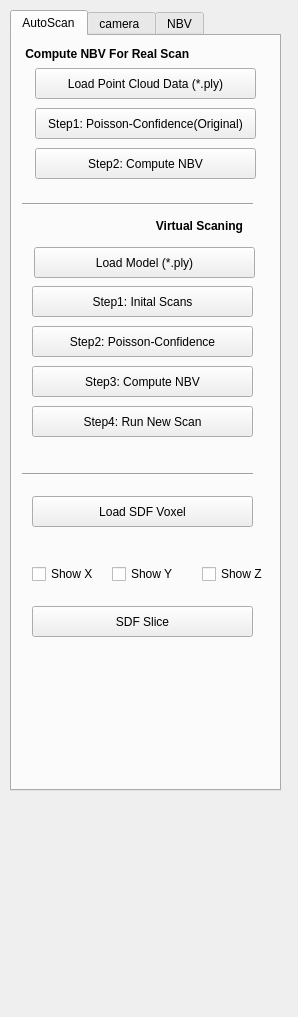
This is Currently-Using-Quality-Driven-Poisson-Guided-Autoscanning/Point Cloud/UI/camera_para.ui in sunwaylive/proactive-learning-on-scenes as Qt 5 draws it before an edit. The edited form follows.
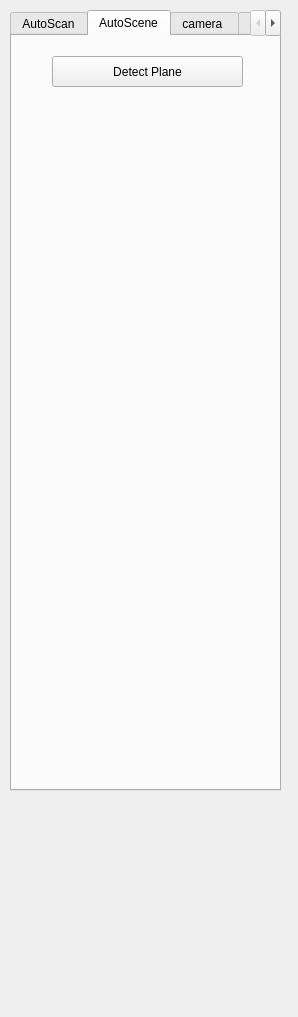
This is the edited form.

```diff
--- a/Currently-Using-Quality-Driven-Poisson-Guided-Autoscanning/Point Cloud/UI/camera_para.ui
+++ b/Currently-Using-Quality-Driven-Poisson-Guided-Autoscanning/Point Cloud/UI/camera_para.ui
@@ -26,7 +26,7 @@
     </rect>
    </property>
    <property name="currentIndex">
-    <number>0</number>
+    <number>1</number>
    </property>
    <widget class="QWidget" name="tab_3">
     <attribute name="title">
@@ -271,6 +271,24 @@
      </property>
     </widget>
    </widget>
+   <widget class="QWidget" name="tab_4">
+    <attribute name="title">
+     <string>AutoScene</string>
+    </attribute>
+    <widget class="QPushButton" name="pushButton_detect_plane">
+     <property name="geometry">
+      <rect>
+       <x>40</x>
+       <y>20</y>
+       <width>191</width>
+       <height>31</height>
+      </rect>
+     </property>
+     <property name="text">
+      <string>Detect Plane</string>
+     </property>
+    </widget>
+   </widget>
    <widget class="QWidget" name="tab">
     <attribute name="title">
      <string>camera </string>
```
